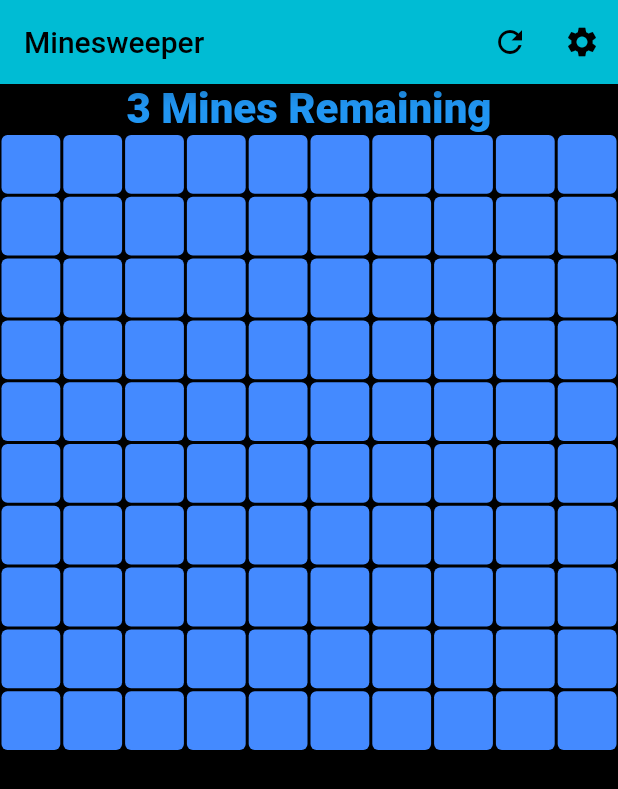
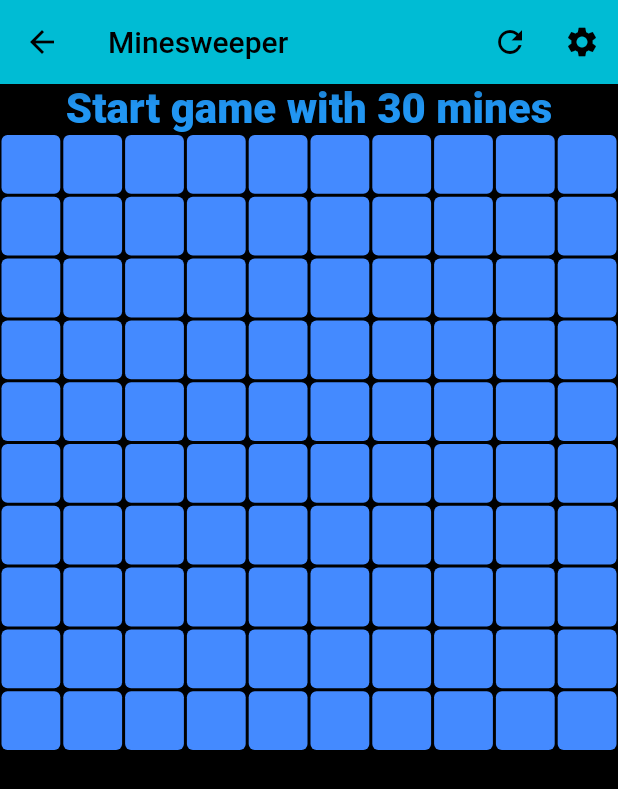
Before and after one commit to AlephRZS/minesweeper, a Flutter app: the MyHomePage screen opened directly, after a tap on the "refresh" icon, on a phone screen of 412 x 824 dp. Shown: the top 789 px of the screen. Run offline on Flutter 3.47's test engine with Material 2 defaults, Android fonts, the phone set to English and light mode, and no system bars.

Commit message:
Mines work now

```diff
--- a/lib/board_space.dart
+++ b/lib/board_space.dart
@@ -23,6 +23,7 @@ class _MineFieldState extends State<MineField> {
   bool minesSet = false;
   List<BoardSpace>? board;
   String message = "";
+  bool lostGame = false;
 
   bool flagAvailable() {
     return flagsSet < widget.mines;
@@ -31,7 +32,13 @@ class _MineFieldState extends State<MineField> {
   void loseGame() {
     setState(() {
       message = "You lost";
+      lostGame = true;
     });
+  }
+
+  int countBombs(int index) {
+    Random rand = Random();
+    return rand.nextInt(8);
   }
 
   void setMines(int index) {
@@ -39,7 +46,7 @@ class _MineFieldState extends State<MineField> {
     while (mines < widget.mines) {
       int mineIndex = rand.nextInt(widget.rows * widget.columns);
       if (mineIndex != index) {
-        board![index] = BoardSpace(
+        board![mineIndex] = BoardSpace(
           parentState: this,
           index: index,
           hasMine: true,
@@ -47,13 +54,16 @@ class _MineFieldState extends State<MineField> {
         mines++;
       }
     }
-    minesSet = true;
+    setState(() {
+      message = "$mines mines remaining";
+      minesSet = true;
+    });
   }
 
   @override
   void initState() {
     super.initState();
-    message = "${widget.mines} Mines Remaining";
+    message = "Start game with ${widget.mines} mines";
     board = List<BoardSpace>.generate(
       widget.columns * widget.rows,
       (index) => BoardSpace(
@@ -86,11 +96,20 @@ class _MineFieldState extends State<MineField> {
             itemCount: 100,
             itemBuilder: (context, index) {
               return (board != null)
-                  ? board![index]
+                  ? Stack(
+                      children: [
+                        board![index],
+                        Center(
+                          child: board![index].hasMine && lostGame
+                              ? const Icon(Icons.offline_bolt)
+                              : null,
+                        ),
+                      ],
+                    )
                   : BoardSpace(
                       parentState: this,
                       index: 0,
-                      hasMine: true,
+                      hasMine: false,
                     );
             },
           ),
@@ -119,6 +138,7 @@ class _BoardSpaceState extends State<BoardSpace> {
   bool clickable = true;
   bool revealed = false;
   bool hasFlag = false;
+  int bombsNearby = 0;
 
   @override
   Widget build(BuildContext context) {
@@ -129,14 +149,21 @@ class _BoardSpaceState extends State<BoardSpace> {
         splashColor: Colors.grey,
         onLongPress: clickable ? _buttonFlag : null,
         onTap: clickable ? _buttonClick : null,
-        child: Center(
-          child: hasFlag ? const Icon(Icons.flag_sharp) : null,
-        ),
+        child: Stack(children: [
+          Center(
+            child: hasFlag ? const Icon(Icons.flag_sharp) : null,
+          ),
+          Center(
+              child: bombsNearby != 0 && revealed && !widget.hasMine
+                  ? Text("$bombsNearby")
+                  : null),
+        ]),
       ),
     );
   }
 
   void _buttonFlag() {
+    if (widget.parentState.lostGame) return;
     if (!hasFlag && widget.parentState.flagAvailable()) {
       widget.parentState.flagsSet++;
     } else if (hasFlag) {
@@ -147,9 +174,15 @@ class _BoardSpaceState extends State<BoardSpace> {
     setState(() {
       hasFlag = !hasFlag;
     });
+    _MineFieldState boardState = widget.parentState;
+    boardState.setState(() {
+      boardState.message =
+          "${boardState.mines - boardState.flagsSet} mines remaining";
+    });
   }
 
   void _buttonClick() {
+    if (widget.parentState.lostGame) return;
     if (!hasFlag) {
       if (!widget.parentState.minesSet) {
         widget.parentState.setMines(widget.index);
@@ -157,6 +190,9 @@ class _BoardSpaceState extends State<BoardSpace> {
       if (widget.hasMine) {
         widget.parentState.loseGame();
       }
+
+      bombsNearby = widget.parentState.countBombs(widget.index);
+
       setState(() {
         clickable = false;
         revealed = true;
--- a/lib/main.dart
+++ b/lib/main.dart
@@ -32,8 +32,15 @@ class MyHomePage extends StatefulWidget {
 }
 
 class _MyHomePageState extends State<MyHomePage> {
-  bool textsHidden = false;
-  List<bool> buttonState = List<bool>.generate(100, (i) => false);
+  void restartGame() {
+    Navigator.pushReplacement(
+      context,
+      PageRouteBuilder(
+        transitionDuration: Duration.zero,
+        pageBuilder: (_, __, ___) => const MyHomePage(title: 'Minesweeper'),
+      ),
+    );
+  }
 
   @override
   Widget build(BuildContext context) {
@@ -44,7 +51,9 @@ class _MyHomePageState extends State<MyHomePage> {
           IconButton(
             icon: const Icon(Icons.refresh),
             tooltip: 'Restart',
-            onPressed: () {},
+            onPressed: () {
+              restartGame();
+            },
           ),
           IconButton(
             icon: const Icon(Icons.settings),
@@ -53,11 +62,7 @@ class _MyHomePageState extends State<MyHomePage> {
           )
         ],
       ),
-      body: const MineField(
-        columns: 10,
-        rows: 10,
-        mines: 3,
-      ),
+      body: const MineField(columns: 10, rows: 10, mines: 30),
       backgroundColor: Colors.black,
     );
   }
```
Also changed, not shown: pubspec.lock, 2 other files.
